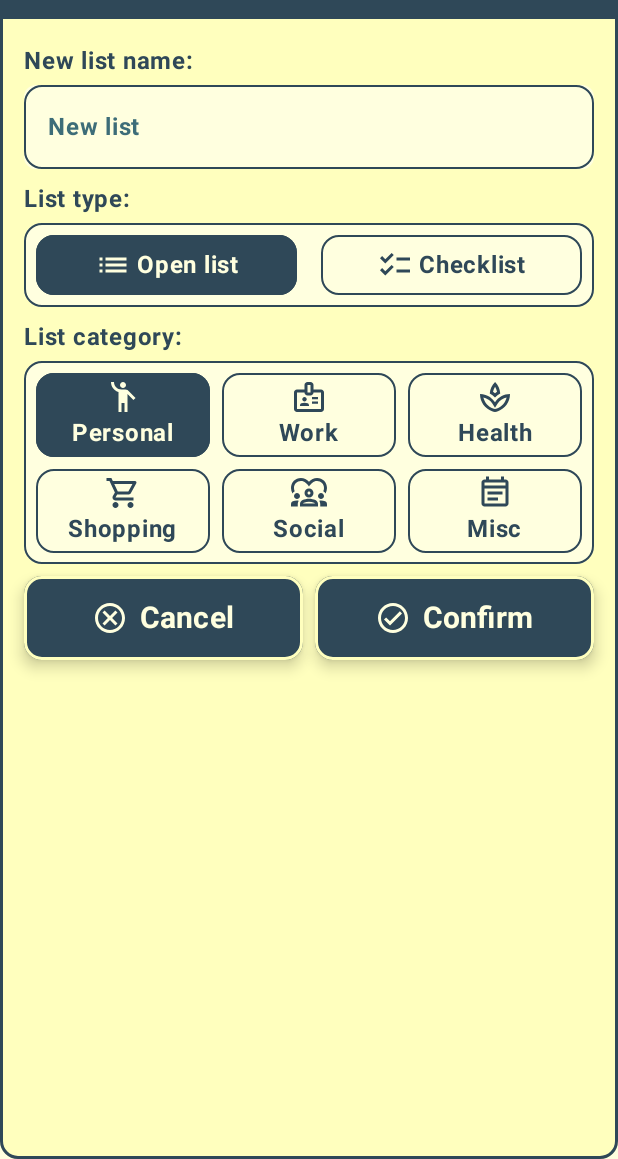
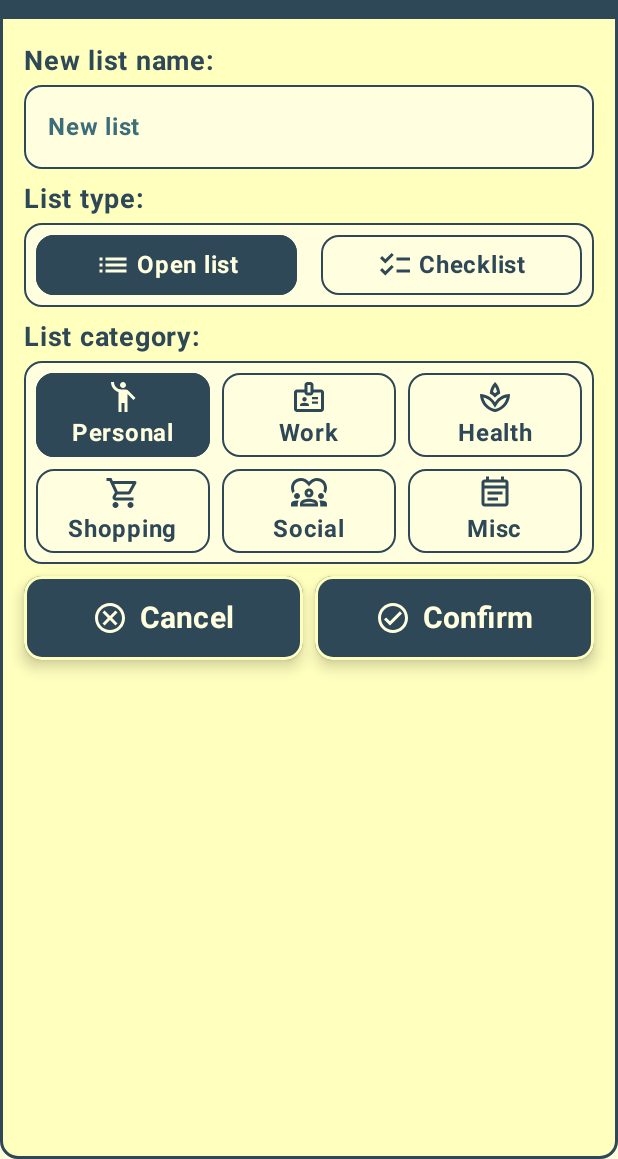
Before and after one commit to mariorobertofortunato/Versalist, an Android app built with Jetpack Compose: the screen it shows after launch (MainActivity), after a tap on "New list", on a phone screen of 412 x 824 dp, the part 77-1236 px from its top. Run offline under Robolectric (Android 15) with nearby library versions, the phone set to English and light mode, and no system bars; our stand-ins replace Dagger/Hilt's generated code, Room's generated code, livedata-compose; 1 other tap on this screen came first.

Commit message:
Version Update 2.4.0 (15) Layout revamp for the main list

```diff
--- a/app/build.gradle
+++ b/app/build.gradle
@@ -14,8 +14,8 @@ android {
         applicationId "com.evenclose.versalistpro"
         minSdk 28
         targetSdk 34
-        versionCode 14
-        versionName "2.3.1"
+        versionCode 15
+        versionName "2.4.0"
 
         testInstrumentationRunner "androidx.test.runner.AndroidJUnitRunner"
         vectorDrawables {
--- a/app/src/main/java/com/evenclose/versalistpro/presentation/composables/CheckListItem.kt
+++ b/app/src/main/java/com/evenclose/versalistpro/presentation/composables/CheckListItem.kt
@@ -86,7 +86,7 @@ fun CheckListItem(
         )
         Text(
             text = innerListItem.name,
-            fontSize = 16.sp,
+            fontSize = 20.sp,
             color = if (checkStatus) {
                 secondaryContainer
             } else {
--- a/app/src/main/java/com/evenclose/versalistpro/presentation/composables/OpenListItem.kt
+++ b/app/src/main/java/com/evenclose/versalistpro/presentation/composables/OpenListItem.kt
@@ -62,7 +62,7 @@ fun OpenListItem(
 
         Text(
             text = "• ${innerListItem.name}",
-            fontSize = 16.sp,
+            fontSize = 20.sp,
             color = onLight,
             fontWeight = FontWeight.Bold
         )
--- a/app/src/main/java/com/evenclose/versalistpro/presentation/composables/placeholder/EmptyListPlaceholder.kt
+++ b/app/src/main/java/com/evenclose/versalistpro/presentation/composables/placeholder/EmptyListPlaceholder.kt
@@ -21,6 +21,7 @@ import androidx.compose.ui.text.font.FontWeight
 import androidx.compose.ui.text.style.TextAlign
 import androidx.compose.ui.tooling.preview.Preview
 import androidx.compose.ui.unit.dp
+import androidx.compose.ui.unit.sp
 import androidx.core.graphics.BlendModeColorFilterCompat
 import androidx.core.graphics.BlendModeCompat
 import com.airbnb.lottie.LottieProperty
@@ -59,8 +60,7 @@ fun EmptyListPlaceholder(type: String) {
     ){
         LottieAnimation(
             modifier = Modifier
-                .height(100.dp)
-            ,
+                .height(100.dp),
             composition = composition,
             iterations = LottieConstants.IterateForever,
         )
@@ -70,6 +70,7 @@ fun EmptyListPlaceholder(type: String) {
             color = onLight,
             modifier = Modifier.align(Alignment.CenterHorizontally),
             fontWeight = FontWeight.Bold,
+            fontSize = 18.sp,
         )
     }
 }
--- a/app/src/main/java/com/evenclose/versalistpro/presentation/screens/list/ListScreen.kt
+++ b/app/src/main/java/com/evenclose/versalistpro/presentation/screens/list/ListScreen.kt
@@ -183,7 +183,7 @@ fun ListScreen(
                         }
                         Divider(
                             color = secondary,
-                            thickness = 1.dp,
+                            thickness = 2.dp,
                             modifier = Modifier
                                 .fillMaxWidth(0.95f)
                         )
--- a/app/src/main/java/com/evenclose/versalistpro/presentation/screens/main/MainScreen.kt
+++ b/app/src/main/java/com/evenclose/versalistpro/presentation/screens/main/MainScreen.kt
@@ -218,7 +218,7 @@ fun MainScreen(
                             )
                             Divider(
                                 color = secondary,
-                                thickness = 1.dp,
+                                thickness = 2.dp,
                                 modifier = Modifier
                                     .fillMaxWidth(0.95f)
                             )
@@ -271,7 +271,7 @@ fun MainScreen(
                                 text = "New list name:",
                                 color = onLight,
                                 fontWeight = FontWeight.Bold,
-                                fontSize = 16.sp
+                                fontSize = 18.sp
                             )
                         }
                         TextField(
@@ -331,7 +331,7 @@ fun MainScreen(
                                 text = "List type:",
                                 color = onLight,
                                 fontWeight = FontWeight.Bold,
-                                fontSize = 16.sp
+                                fontSize = 18.sp
                             )
                         }
                         Row(
@@ -394,7 +394,7 @@ fun MainScreen(
                                 text = "List category:",
                                 color = onLight,
                                 fontWeight = FontWeight.Bold,
-                                fontSize = 16.sp
+                                fontSize = 18.sp
                             )
                         }
                         LazyVerticalGrid(
```
Also changed, not shown: app/src/main/java/com/evenclose/versalistpro/presentation/composables/MainListItem.kt (+34 -3 lines).
